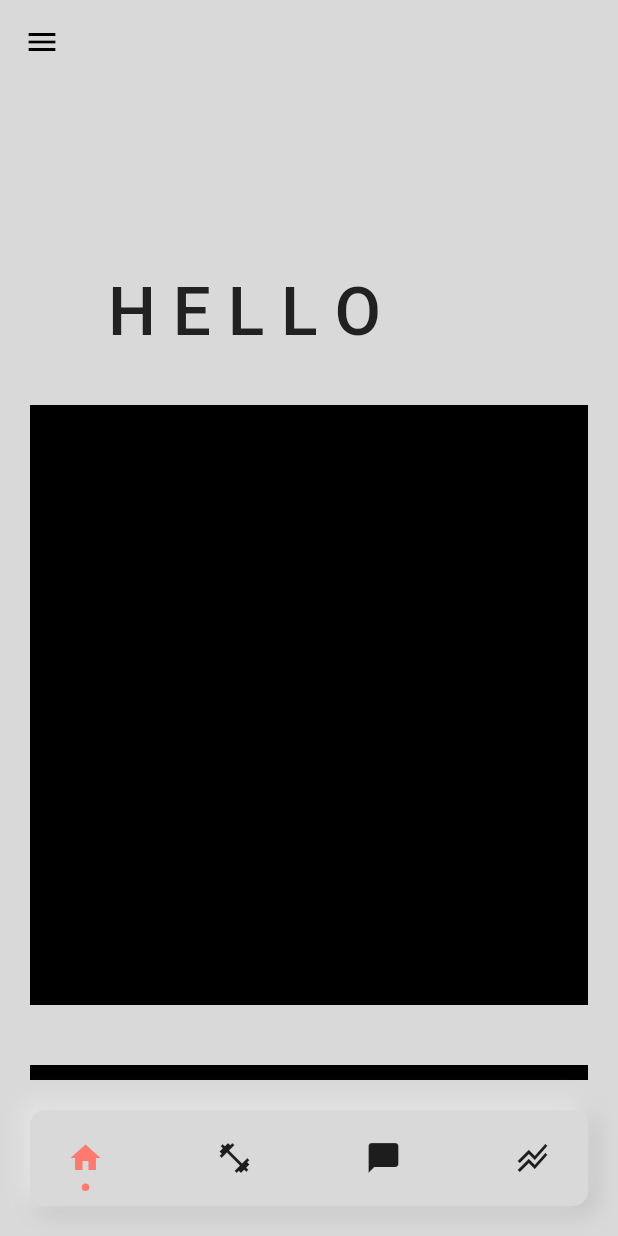
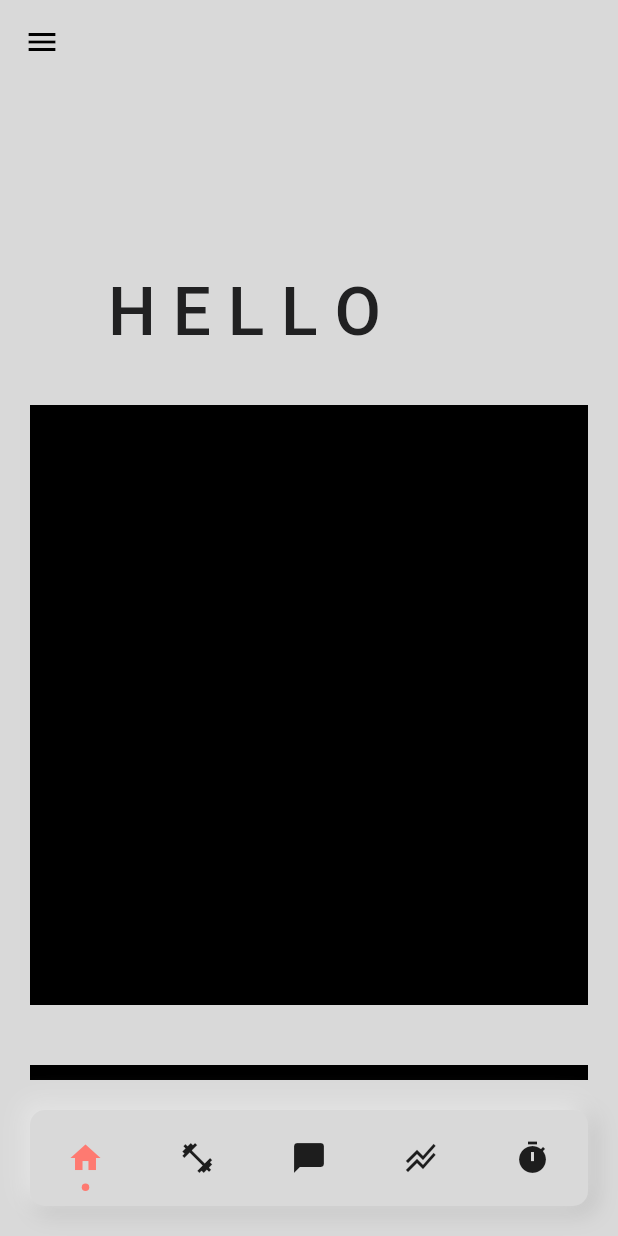
Before and after one commit to AnthonyBeerus/project_kaizen, a Flutter app: the screen it shows after launch, on a phone screen of 412 x 824 dp. Run offline on Flutter 3.47's test engine with Material 2 defaults, Android fonts, the phone set to English and light mode, and no system bars; drawn by our look-alikes of dot_navigation_bar; our stand-ins replace flutter_slidable, flutter_speed_dial.

Commit message:
New page

```diff
--- a/lib/Presentation Layer/pages/appNav.dart
+++ b/lib/Presentation Layer/pages/appNav.dart
@@ -3,6 +3,7 @@
 
 import 'package:dot_navigation_bar/dot_navigation_bar.dart';
 import 'package:flutter/material.dart';
+import 'package:phenom_fitness/Presentation%20Layer/pages/rep_indicator.dart';
 import 'package:phenom_fitness/Presentation%20Layer/pages/workout_screen.dart';
 import 'package:phenom_fitness/Presentation%20Layer/pages/home_screen.dart';
 import 'package:phenom_fitness/Presentation%20Layer/pages/message_screen.dart';
@@ -29,7 +30,8 @@ class _AppNavState extends State<AppNav> {
     const Home(),
     const WorkoutScreen(),
     const MessageScreen(),
-    const SettingsScreen()
+    const SettingsScreen(),
+    const RepIndicatorUI(),
   ];
   @override
   Widget build(BuildContext context) {
@@ -78,6 +80,11 @@ class _AppNavState extends State<AppNav> {
               icon: const Icon(Icons.stacked_line_chart_outlined),
               selectedColor: Theme.of(context).colorScheme.secondary,
           ),
+          DotNavigationBarItem(
+            icon: const Icon(Icons.timer),
+            selectedColor: Theme.of(context).colorScheme.secondary,
+          ),
+
         ],
       ),
     );
```
